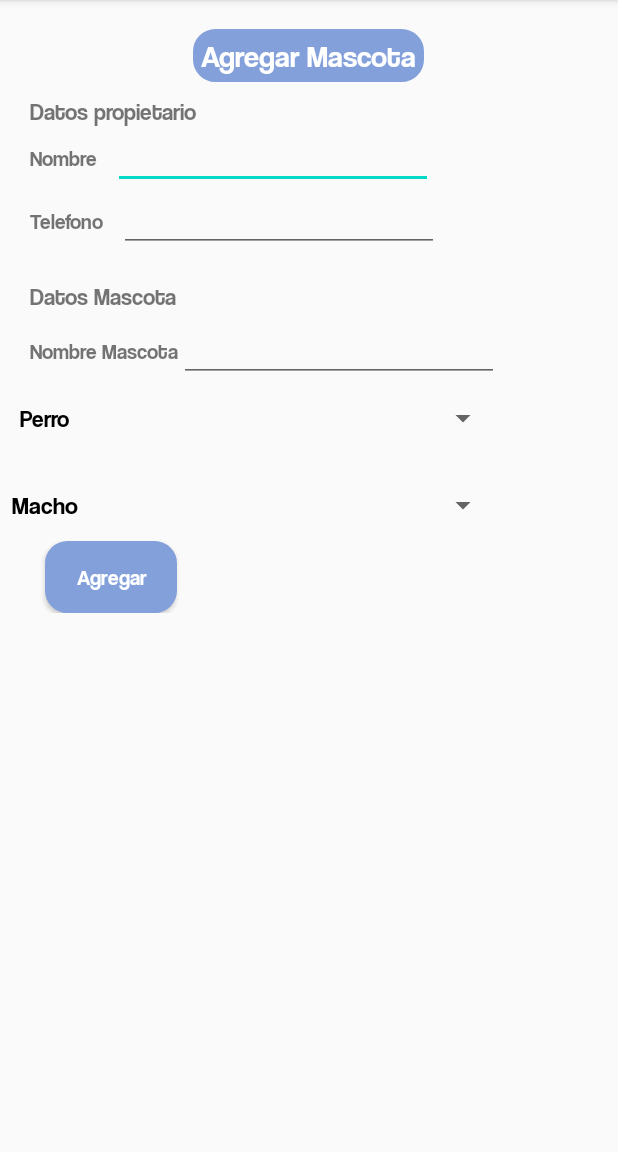
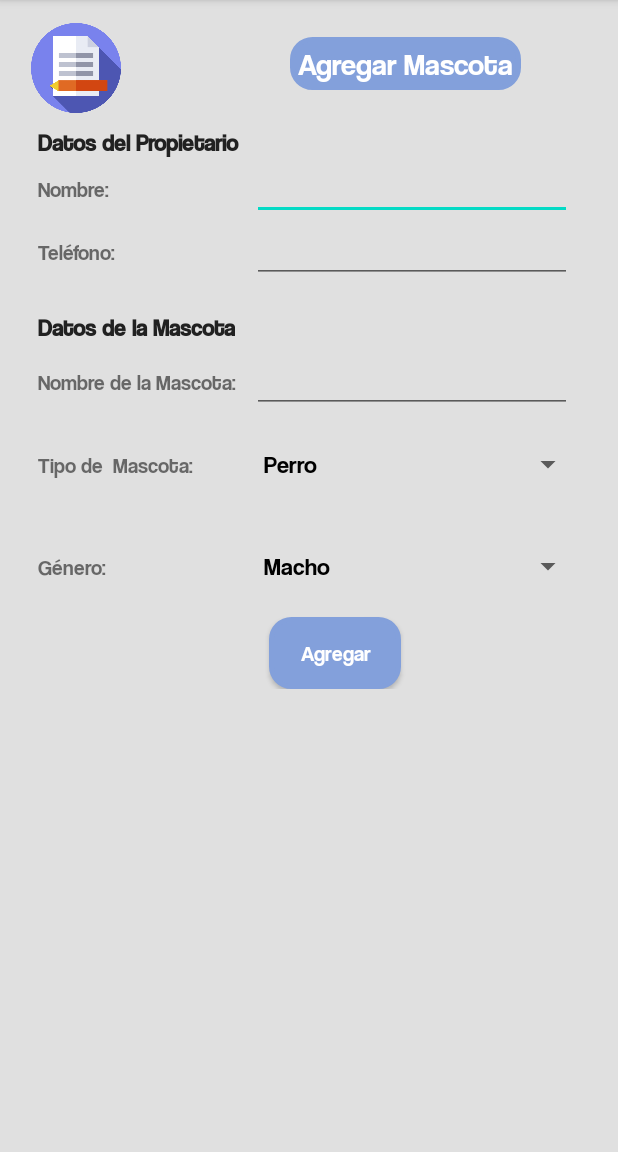
Before and after one commit to DS-Android-Java/Lab05, an Android app: the FormularioAddAnimal screen opened directly, with no data from a screen before it, on a phone screen of 412 x 824 dp, the part 84-1236 px from its top. Run offline under Robolectric (Android 15) with nearby library versions, the phone set to English and light mode, and no system bars.

Commit message:
vista arreglada

```diff
--- a/app/src/main/res/layout/activity_formulario_add_animal.xml
+++ b/app/src/main/res/layout/activity_formulario_add_animal.xml
@@ -4,7 +4,31 @@
     xmlns:tools="http://schemas.android.com/tools"
     android:layout_width="match_parent"
     android:layout_height="match_parent"
+    android:background="#E0E0E0"
     tools:context=".FormularioAddAnimal">
+
+
+    <GridLayout
+        android:id="@+id/contenedor"
+        android:layout_width="match_parent"
+        android:layout_height="wrap_content"
+        android:layout_gravity="center_horizontal"
+        android:layout_marginLeft="5dp"
+        android:columnCount="2"
+        android:background="#E0E0E0"
+        android:orientation="horizontal"
+        android:rowCount="6">
+
+
+        <ImageView
+            android:id="@+id/ivTipoAnimal"
+            android:layout_width="60dp"
+            android:layout_height="60dp"
+            android:layout_marginLeft="15dp"
+            android:layout_marginTop="15dp"
+            app:layout_constraintStart_toStartOf="parent"
+            app:layout_constraintTop_toTopOf="parent"
+            app:srcCompat="@drawable/notas" />
 
 
         <TextView
@@ -13,44 +37,33 @@
             android:layout_height="wrap_content"
             android:layout_alignParentTop="true"
             android:layout_centerHorizontal="true"
+            android:layout_marginLeft="35dp"
+            android:layout_gravity="center_vertical"
             android:layout_marginTop="19dp"
-        android:layout_marginRight="206dp"
             android:layout_marginBottom="10dp"
             android:background="@drawable/cajat"
             android:padding="5dp"
             android:text="Agregar Mascota"
             android:textColor="#fff"
             android:textSize="20sp"></TextView>
-
-    <LinearLayout
-        android:layout_width="wrap_content"
-        android:layout_height="wrap_content"
-        android:orientation="vertical"
-        android:layout_below="@+id/tituloPropietario"
-        android:id="@+id/llProp">
-
         <TextView
             android:id="@+id/titulo"
             android:layout_width="wrap_content"
             android:layout_height="wrap_content"
             android:layout_marginLeft="20dp"
-            android:text="Datos propietario"
+            android:layout_marginTop="10dp"
+            android:layout_columnSpan="2"
+            android:textStyle="bold"
+            android:textColor="#212121"
+            android:text="Datos del Propietario"
             android:textSize="15sp">
-
         </TextView>
-
-        <LinearLayout
-            android:layout_width="match_parent"
-            android:layout_height="wrap_content"
-            android:orientation="horizontal">
-
         <TextView
             android:id="@+id/tvNombre"
             android:layout_width="wrap_content"
             android:layout_height="wrap_content"
             android:layout_marginLeft="20dp"
-                android:text="Nombre" />
-
+            android:text="Nombre:" />
         <EditText
             android:id="@+id/etNombre"
             android:layout_marginLeft="10dp"
@@ -59,18 +72,12 @@
             android:ems="10"
             android:inputType="textPersonName"
             android:text="" />
-        </LinearLayout>
-
-        <LinearLayout
-            android:layout_width="wrap_content"
-            android:layout_height="wrap_content"
-            android:orientation="horizontal">
         <TextView
             android:id="@+id/tvTelefono"
             android:layout_width="wrap_content"
             android:layout_height="wrap_content"
             android:layout_marginLeft="20dp"
-            android:text="Telefono" />
+            android:text="Teléfono:" />
 
         <EditText
             android:id="@+id/etTelefono"
@@ -80,14 +87,6 @@
             android:ems="10"
             android:inputType="number"
             android:text="" />
-        </LinearLayout>
-    </LinearLayout>
-
-    <LinearLayout
-        android:layout_width="wrap_content"
-        android:layout_height="wrap_content"
-        android:orientation="vertical"
-        android:layout_below="@+id/llProp">
 
         <TextView
             android:id="@+id/tituloMascota"
@@ -97,52 +96,76 @@
             android:layout_marginLeft="20dp"
             android:layout_marginTop="20dp"
             android:layout_marginBottom="5dp"
-            android:text="Datos Mascota"
+            android:layout_columnSpan="2"
+            android:textStyle="bold"
+            android:textColor="#212121"
+            android:text="Datos de la Mascota"
             android:textSize="15sp">
         </TextView>
-<LinearLayout
-    android:layout_width="wrap_content"
-    android:layout_height="wrap_content"
-    android:orientation="horizontal">
+
         <TextView
             android:id="@+id/tvNombreMascota"
             android:layout_width="wrap_content"
             android:layout_height="wrap_content"
             android:layout_marginLeft="20dp"
-            android:text="Nombre Mascota" />
+            android:text="Nombre de la Mascota:" />
         <EditText
             android:id="@+id/etNombreMascota"
+            android:layout_marginLeft="10dp"
             android:layout_width="wrap_content"
             android:layout_height="wrap_content"
             android:ems="10"
             android:inputType="text" />
-</LinearLayout>
+        <TextView
+            android:id="@+id/tvTM"
+            android:layout_width="wrap_content"
+            android:layout_height="wrap_content"
+            android:layout_marginTop="10dp"
+            android:layout_marginBottom="10dp"
+            android:layout_marginLeft="20dp"
+            android:text="Tipo de  Mascota:" />
+
         <Spinner
             android:id="@+id/sTipoMascota"
-            android:layout_width="match_parent"
+            android:layout_width="221dp"
             android:layout_height="wrap_content"
-            android:layout_alignParentStart="true"
-            android:layout_alignParentLeft="true"
-            android:layout_alignParentBottom="true"
-            android:layout_marginStart="5dp"
-            android:layout_marginLeft="5dp"
-            android:layout_marginBottom="10dp"/>
+            android:layout_marginLeft="10dp"
+            android:layout_marginTop="10dp"
+            android:layout_marginBottom="10dp"
+            android:ems="10" />
+        <TextView
+            android:id="@+id/tvTG"
+            android:layout_width="wrap_content"
+            android:layout_height="wrap_content"
+            android:layout_marginTop="10dp"
+            android:layout_marginBottom="10dp"
+            android:layout_marginLeft="20dp"
+            android:text="Género:" />
 
         <Spinner
             android:id="@+id/sGenero"
-            android:layout_width="match_parent"
-            android:layout_height="wrap_content" />
+            android:layout_width="221dp"
+            android:layout_height="wrap_content"
+            android:layout_marginLeft="10dp"
+            android:layout_marginTop="10dp"
+            android:layout_marginBottom="10dp" />
 
         <Button
             android:id="@+id/btnAgregarMascota"
             android:layout_width="wrap_content"
             android:layout_height="wrap_content"
+            android:layout_gravity="center"
             android:background="@drawable/btn_add"
+            android:layout_columnSpan="2"
             android:layout_marginLeft="30dp"
             android:padding="10dp"
             android:text="Agregar"
             android:textAllCaps="false"
             android:textColor="#fff" />
-    </LinearLayout>
+
+
+
+    </GridLayout>
+
 
 </RelativeLayout>
--- a/app/src/main/res/layout/activity_main.xml
+++ b/app/src/main/res/layout/activity_main.xml
@@ -5,6 +5,7 @@
     android:layout_width="fill_parent"
     android:layout_height="fill_parent"
     android:orientation="vertical"
+    android:background="#E0E0E0"
     android:id="@android:id/tabhost"
     tools:context=".MainActivity">
 
--- a/app/src/main/res/layout/row_animal_adop.xml
+++ b/app/src/main/res/layout/row_animal_adop.xml
@@ -11,7 +11,7 @@
 
     <androidx.gridlayout.widget.GridLayout
         android:id="@+id/contenedor"
-        android:layout_width="297dp"
+        android:layout_width="wrap_content"
         android:layout_height="68dp"
         android:layout_gravity="center_horizontal"
         android:layout_marginLeft="5dp"
@@ -29,37 +29,39 @@
             android:layout_width="match_parent"
             android:layout_height="wrap_content"
             android:orientation="vertical">
+
             <TextView
+                android:id="@+id/tvNamePA"
                 android:layout_width="match_parent"
                 android:layout_height="wrap_content"
+                android:layout_marginTop="1dp"
+                android:fontFamily="@font/coolveticarg"
                 android:paddingLeft="5dp"
                 android:text="Main Tittle"
-                android:fontFamily="@font/coolveticarg"
                 android:textColor="#fff"
-                android:layout_marginTop="1dp"
-                android:textSize="20sp"
-                android:id="@+id/tvNamePA"/>
+                android:textSize="20sp" />
 
             <TextView
+                android:id="@+id/contactOwnerA"
                 android:layout_width="match_parent"
                 android:layout_height="wrap_content"
+                android:layout_below="@+id/tvNamePA"
+                android:layout_marginTop="0dp"
+                android:layout_marginBottom="3dp"
+                android:fontFamily="@font/coolveticarg"
                 android:paddingLeft="5dp"
                 android:text="Sub Tittle"
-                android:fontFamily="@font/coolveticarg"
-                android:layout_below="@+id/tvNamePA"
                 android:textColor="#fff"
-                android:layout_marginBottom="3dp"
-                android:textSize="15sp"
-                android:id="@+id/contactOwnerA"/>
+                android:textSize="15sp" />
 
             <ImageView
+                android:id="@+id/imagenGenderA"
                 android:layout_width="22dp"
                 android:layout_height="22dp"
+                android:layout_below="@+id/contactOwner"
+                android:layout_marginLeft="5dp"
                 android:layout_marginTop="50dp"
-                android:layout_marginLeft="5dp"
-                android:layout_below="@+id/contactOwner"
-                android:src="@mipmap/ic_launcher"
-                android:id="@+id/imagenGenderA"/>
+                android:src="@mipmap/ic_launcher" />
         </RelativeLayout>
     </androidx.gridlayout.widget.GridLayout>
 
```
Lines whose indentation alone changed are shown as unchanged.
